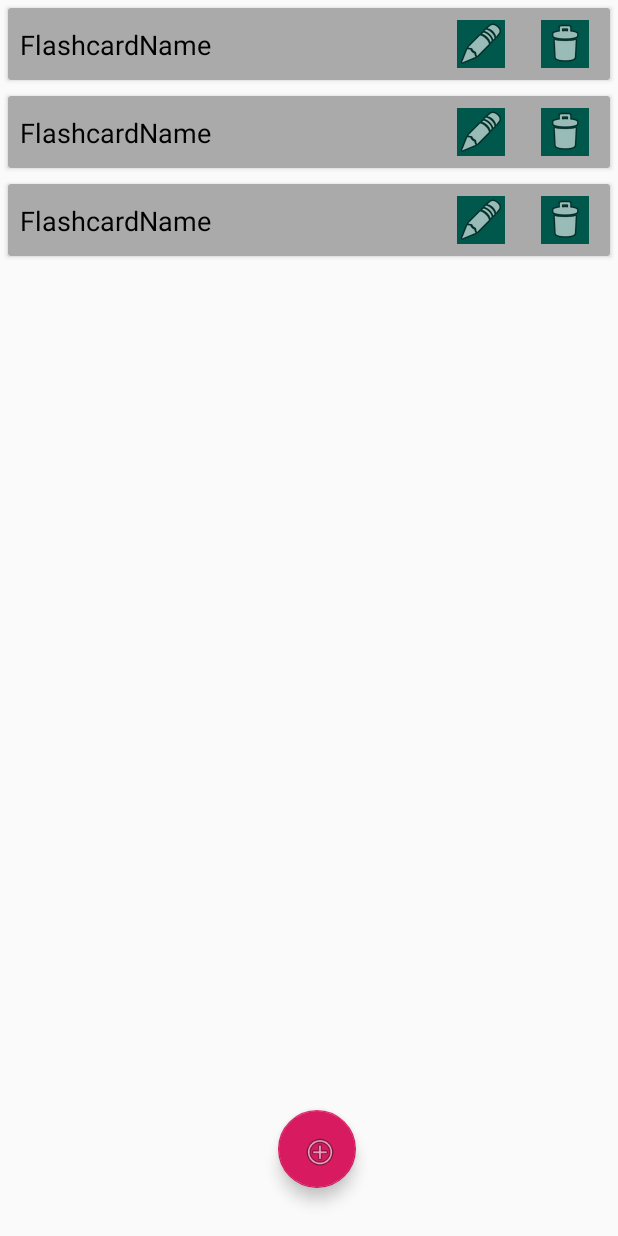
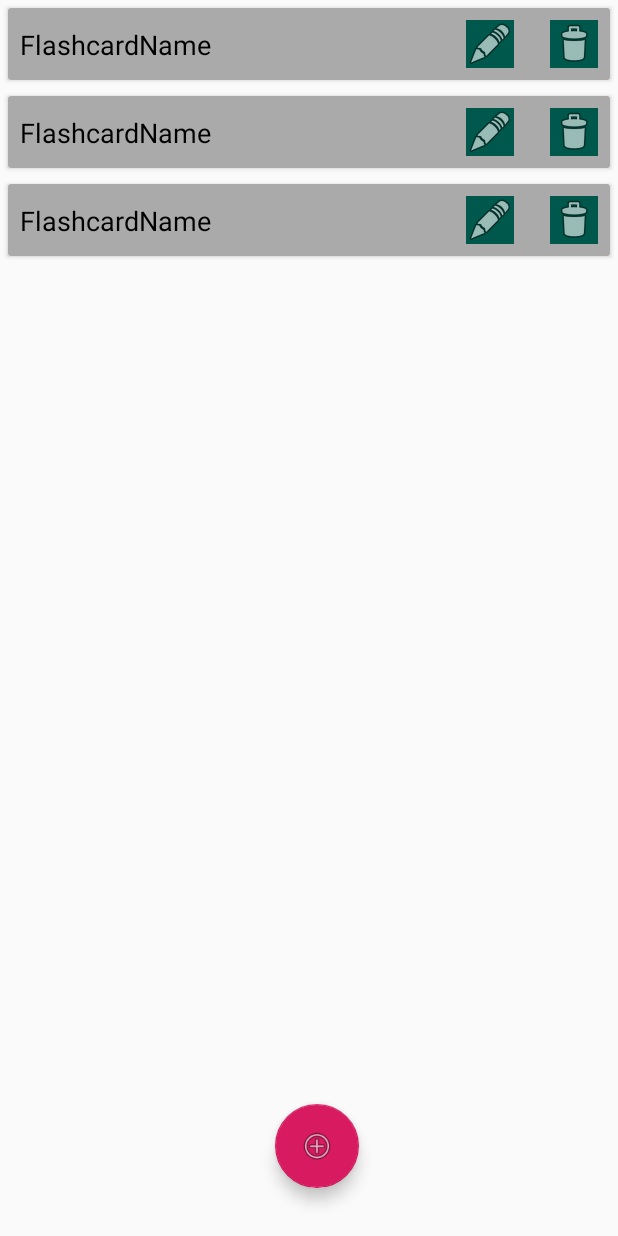
Before and after one commit to Episkey/FlashCard-Android, an Android app: the layout activity_list_flashcard.xml on its own in the app's theme, with its tools: preview values and no code run, on a phone screen of 412 x 824 dp. Run offline under Robolectric (Android 15) with nearby library versions, the phone set to English and light mode, and no system bars.

Commit message:
create flashcard ok

```diff
--- a/app/src/main/AndroidManifest.xml
+++ b/app/src/main/AndroidManifest.xml
@@ -15,7 +15,8 @@
         android:roundIcon="@mipmap/ic_launcher_round"
         android:supportsRtl="true"
         android:theme="@style/AppTheme">
-        <activity android:name=".Activity.ListFlashcardActivity"></activity>
+        <activity android:name=".Activity.FlashCardSeenActivity"></activity>
+        <activity android:name=".Activity.ListFlashcardActivity" />
         <activity android:name=".Activity.CreateFlashcardActivity" />
         <activity android:name=".Activity.SignInActivity">
             <intent-filter>
--- a/app/src/main/java/com/example/flashcardmemory/Activity/ListFlashcardActivity.java
+++ b/app/src/main/java/com/example/flashcardmemory/Activity/ListFlashcardActivity.java
@@ -11,18 +11,12 @@ import android.view.View;
 
 import com.example.flashcardmemory.Adapter.ListFlashcardAdapter;
 import com.example.flashcardmemory.Model.Flashcard;
-import com.example.flashcardmemory.Model.User;
 import com.example.flashcardmemory.R;
-import com.example.flashcardmemory.Singleton.UserSingleton;
 import com.example.flashcardmemory.Singleton.VolleySingleton;
 
-import java.util.ArrayList;
 import java.util.List;
 
 public class ListFlashcardActivity extends AppCompatActivity {
-
-    UserSingleton userSingleton = UserSingleton.getInstance();
-    User user = userSingleton.getUser();
 
     @Override
     protected void onCreate(Bundle savedInstanceState) {
--- a/app/src/main/res/layout/activity_list_flashcard.xml
+++ b/app/src/main/res/layout/activity_list_flashcard.xml
@@ -8,17 +8,17 @@
 
     <android.support.design.widget.FloatingActionButton
         android:id="@+id/fbAddFlashcard"
-        android:layout_width="103dp"
-        android:layout_height="52dp"
+        android:layout_width="wrap_content"
+        android:layout_height="wrap_content"
         android:layout_marginBottom="32dp"
         android:clickable="true"
+        android:focusable="true"
         app:layout_constraintBottom_toBottomOf="@+id/rvList"
         app:layout_constraintEnd_toEndOf="@+id/rvList"
         app:layout_constraintHorizontal_bias="0.515"
         app:layout_constraintStart_toStartOf="@+id/rvList"
         app:srcCompat="@android:drawable/ic_menu_add"
-        tools:visibility="visible"
-        android:focusable="true" />
+        tools:visibility="visible" />
 
     <android.support.v7.widget.RecyclerView
         android:id="@+id/rvList"
--- a/app/src/main/res/layout/flashcard_list_item.xml
+++ b/app/src/main/res/layout/flashcard_list_item.xml
@@ -34,11 +34,11 @@
         <ImageButton
             android:id="@+id/btEdit"
             style="@style/Widget.AppCompat.ImageButton"
-            android:layout_width="0dp"
+            android:layout_width="wrap_content"
             android:layout_height="wrap_content"
-            android:layout_marginStart="164dp"
-            android:layout_marginLeft="164dp"
             android:layout_marginTop="8dp"
+            android:layout_marginEnd="24dp"
+            android:layout_marginRight="24dp"
             android:layout_marginBottom="8dp"
             android:adjustViewBounds="false"
             android:background="@color/colorPrimaryDark"
@@ -48,7 +48,7 @@
             android:scrollbarThumbVertical="@color/colorAccent"
             android:visibility="visible"
             app:layout_constraintBottom_toBottomOf="parent"
-            app:layout_constraintStart_toEndOf="@+id/tvFlashCardName"
+            app:layout_constraintEnd_toStartOf="@+id/btDelete"
             app:layout_constraintTop_toTopOf="parent"
             app:srcCompat="@android:drawable/ic_menu_edit" />
 
@@ -57,9 +57,9 @@
             style="@style/Widget.AppCompat.ImageButton"
             android:layout_width="0dp"
             android:layout_height="wrap_content"
-            android:layout_marginStart="24dp"
-            android:layout_marginLeft="24dp"
             android:layout_marginTop="8dp"
+            android:layout_marginEnd="8dp"
+            android:layout_marginRight="8dp"
             android:layout_marginBottom="8dp"
             android:adjustViewBounds="false"
             android:background="@color/colorPrimaryDark"
@@ -69,7 +69,7 @@
             android:scrollbarThumbVertical="@color/colorAccent"
             android:visibility="visible"
             app:layout_constraintBottom_toBottomOf="parent"
-            app:layout_constraintStart_toEndOf="@+id/btEdit"
+            app:layout_constraintEnd_toEndOf="parent"
             app:layout_constraintTop_toTopOf="parent"
             app:layout_constraintVertical_bias="0.0"
             app:srcCompat="@android:drawable/ic_menu_delete" />
--- a/app/src/main/res/values/strings.xml
+++ b/app/src/main/res/values/strings.xml
@@ -24,4 +24,5 @@
     <string name="write_the_question_here">Write the question here</string>
     <string name="write_the_answer_here">Write the answer here</string>
     <string name="create_flashcard">Create Flashcard</string>
+    <string name="flcreated">FlashCardCreated</string>
 </resources>
```
Also changed, not shown: app/src/main/java/com/example/flashcardmemory/Activity/CreateFlashcardActivity.java (+68 -0 lines), app/src/main/java/com/example/flashcardmemory/Activity/FlashCardSeenActivity.java (added, +15 -0 lines), app/src/main/java/com/example/flashcardmemory/Adapter/ListFlashcardAdapter.java (+14 -2 lines), app/src/main/java/com/example/flashcardmemory/Fragment/flashCardFlipFragment.java (added, +30 -0 lines), app/src/main/java/com/example/flashcardmemory/Model/Flashcard.java (+6 -6 lines), app/src/main/res/layout/activity_create_flashcard.xml (+5 -4 lines), app/src/main/res/layout/activity_flash_card_seen.xml (added, +9 -0 lines), app/src/main/res/layout/fragment_flash_card_flip.xml (added, +14 -0 lines).
